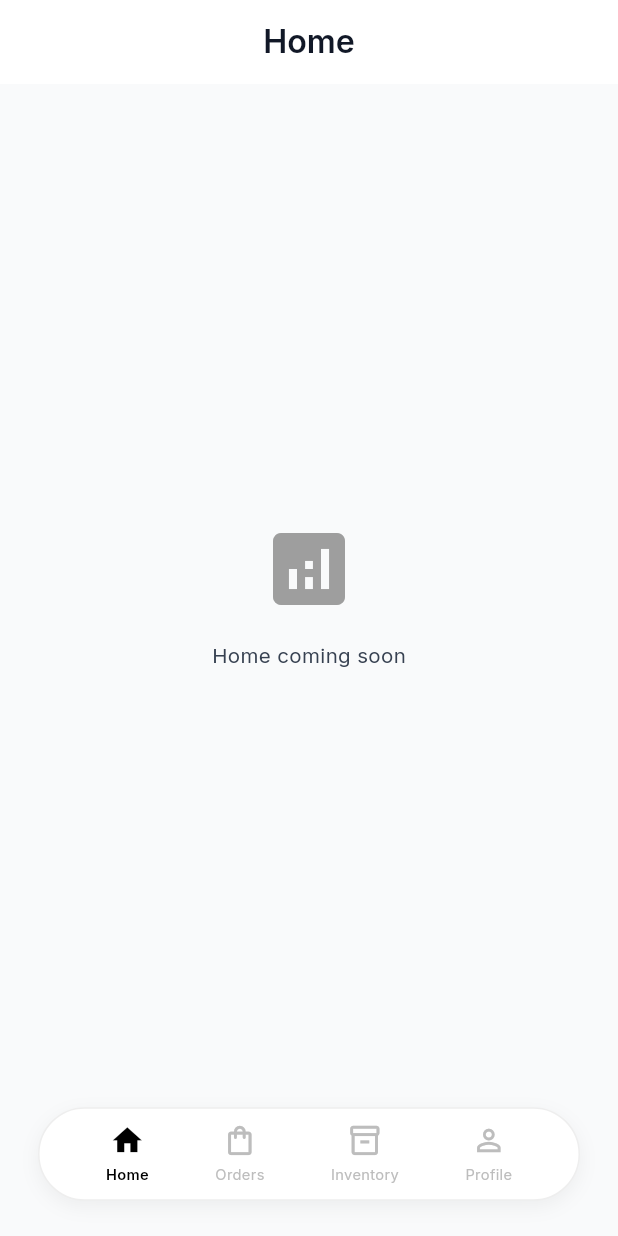
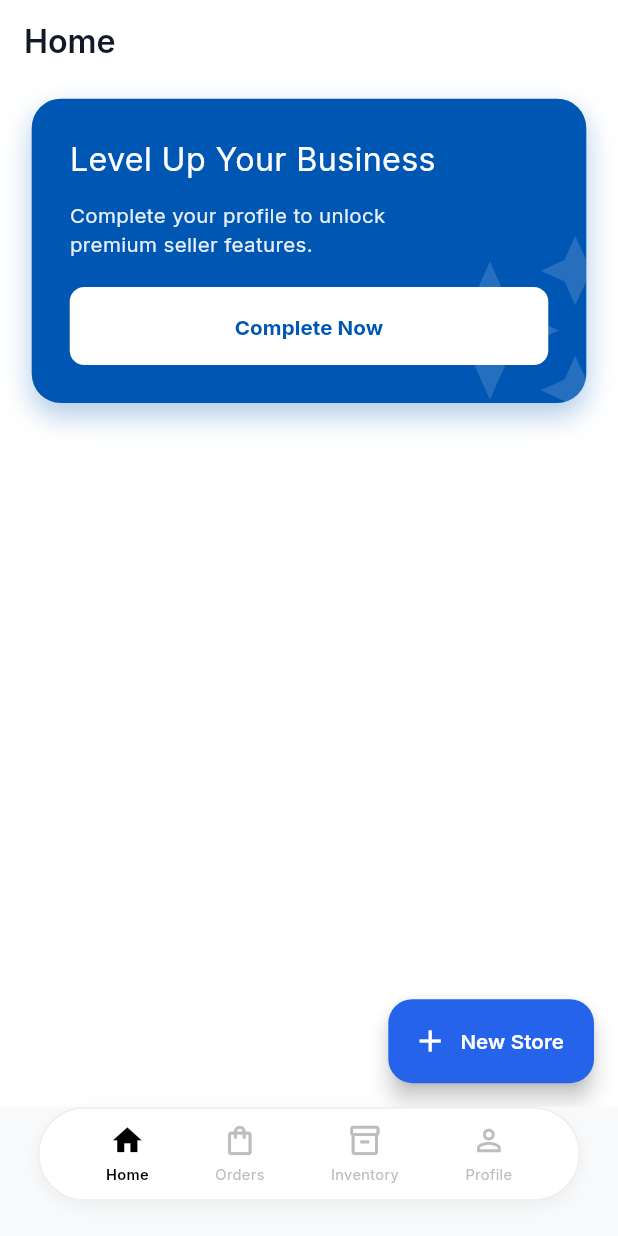
Before and after one commit to iambhaggi/Locaura-Admin, a Flutter app: the HomeTab screen opened by its route, on a phone screen of 412 x 824 dp. Run offline on Flutter 3.47's test engine with Material 3 defaults, Android fonts, the phone set to English and light mode, and no system bars; our stand-ins replace cached_network_image, dio, fl_chart, flutter_riverpod, flutter_screenutil, flutter_secure_storage and 11 more; accounts and stored records are empty; generated files the repository leaves out were written again.

Commit message:
remove unwanted code

```diff
--- a/locaura_parter/lib/features/home/presentation/screens/tabs/home_tab.dart
+++ b/locaura_parter/lib/features/home/presentation/screens/tabs/home_tab.dart
@@ -1,22 +1,172 @@
 import 'package:flutter/material.dart';
+import 'package:flutter_riverpod/flutter_riverpod.dart';
+import 'package:flutter_screenutil/flutter_screenutil.dart';
+import 'package:go_router/go_router.dart';
+import 'package:locaura_parter/core/router/app_router.dart';
+import 'package:locaura_parter/features/store/presentation/controllers/store_controller.dart';
+import 'package:locaura_parter/features/store/domain/entities/store.entity.dart';
 
-class HomeTab extends StatelessWidget {
+class HomeTab extends ConsumerStatefulWidget {
   const HomeTab({super.key});
+
+  @override
+  ConsumerState<HomeTab> createState() => _HomeTabState();
+}
+
+class _HomeTabState extends ConsumerState<HomeTab> {
+  StoreEntity? _selectedStore;
 
   @override
   Widget build(BuildContext context) {
     return Scaffold(
-      appBar: AppBar(title: const Text('Home')),
-      body: const Center(
-        child: Column(
-          mainAxisAlignment: MainAxisAlignment.center,
+      backgroundColor: Colors.white,
+      appBar: AppBar(
+        title: Text('Home'),
+        backgroundColor: Colors.white,
+        elevation: 0,
+        centerTitle: false,
+      ),
+      floatingActionButton: FloatingActionButton.extended(
+
+        onPressed: () {
+          context.push(AppRoutes.registerStore);
+        },
+        label: Text('New Store'),
+        icon: Icon(Icons.add),
+      ),
+      body: SafeArea(
+        child: Padding(
+          padding: EdgeInsets.symmetric(horizontal: 20.w, vertical: 10.h),
+          child: Column(
+            crossAxisAlignment: CrossAxisAlignment.start,
+            children: [_buildPromoCard(), const Spacer()],
+          ),
+        ),
+      ),
+    );
+  }
+
+  Widget _buildPromoCard() {
+    return Container(
+      width: double.infinity,
+      decoration: BoxDecoration(
+        color: const Color(0xFF0056B3),
+        borderRadius: BorderRadius.circular(20.r),
+        boxShadow: [
+          BoxShadow(
+            color: const Color(0xFF0056B3).withOpacity(0.3),
+            blurRadius: 15,
+            offset: const Offset(0, 8),
+          ),
+        ],
+      ),
+      child: ClipRRect(
+        borderRadius: BorderRadius.circular(20.r),
+        child: Stack(
           children: [
-            Icon(Icons.analytics, size: 64, color: Colors.grey),
-            SizedBox(height: 16),
-            Text('Home coming soon'),
+            Positioned(
+              right: -20.w,
+              bottom: -20.h,
+              child: Opacity(
+                opacity: 0.15,
+                child: Icon(
+                  Icons.auto_awesome,
+                  size: 140.sp,
+                  color: Colors.white,
+                ),
+              ),
+            ),
+            Padding(
+              padding: EdgeInsets.all(24.w),
+              child: Column(
+                crossAxisAlignment: CrossAxisAlignment.start,
+                children: [
+                  Text(
+                    'Level Up Your Business',
+                    style: TextStyle(
+                      color: Colors.white,
+                      fontSize: 22.sp,
+                      fontWeight: FontWeight.w400,
+                    ),
+                  ),
+                  SizedBox(height: 12.h),
+                  SizedBox(
+                    width: 220.w,
+                    child: Text(
+                      'Complete your profile to unlock premium seller features.',
+                      style: TextStyle(
+                        color: Colors.white.withOpacity(0.9),
+                        fontSize: 14.sp,
+                        height: 1.4,
+                      ),
+                    ),
+                  ),
+                  SizedBox(height: 20.h),
+                  ElevatedButton(
+                    onPressed: () {},
+                    style: ElevatedButton.styleFrom(
+                      backgroundColor: Colors.white,
+                      foregroundColor: const Color(0xFF0056B3),
+                      elevation: 0,
+                      padding: EdgeInsets.symmetric(
+                        horizontal: 24.w,
+                        vertical: 12.h,
+                      ),
+                      shape: RoundedRectangleBorder(
+                        borderRadius: BorderRadius.circular(10.r),
+                      ),
+                    ),
+                    child: const Text(
+                      'Complete Now',
+                      style: TextStyle(fontWeight: FontWeight.bold),
+                    ),
+                  ),
+                ],
+              ),
+            ),
           ],
         ),
       ),
     );
   }
+
+  Widget _buildNewStoreButton(BuildContext context) {
+    return Align(
+      alignment: Alignment.bottomRight,
+      child: GestureDetector(
+        onTap: () => context.push(AppRoutes.registerStore),
+        child: Container(
+          padding: EdgeInsets.symmetric(horizontal: 20.w, vertical: 14.h),
+          margin: EdgeInsets.only(bottom: 12.h),
+          decoration: BoxDecoration(
+            color: const Color(0xFF0056B3),
+            borderRadius: BorderRadius.circular(30.r),
+            boxShadow: [
+              BoxShadow(
+                color: const Color(0xFF0056B3).withOpacity(0.2),
+                blurRadius: 10,
+                offset: const Offset(0, 4),
+              ),
+            ],
+          ),
+          child: Row(
+            mainAxisSize: MainAxisSize.min,
+            children: [
+              Icon(Icons.add_circle_outline, color: Colors.white, size: 24.sp),
+              SizedBox(width: 40.w),
+              Text(
+                'New Store',
+                style: TextStyle(
+                  color: Colors.white,
+                  fontSize: 14.sp,
+                  fontWeight: FontWeight.w600,
+                ),
+              ),
+              SizedBox(width: 12.w),
+            ],
+          ),
+        ),
+      ),
+    );
+  }
 }
```
